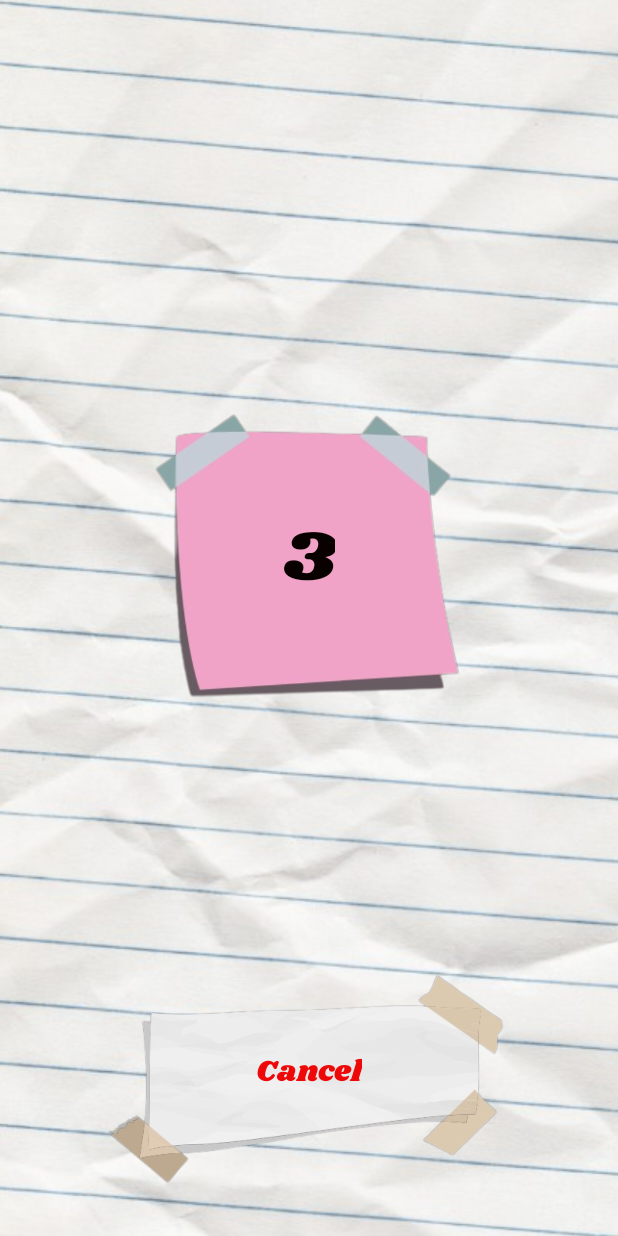
After one commit to MasterPNJ/MiniPaper, an Android app built with Jetpack Compose: the CountdownActivity screen opened directly, with no data from a screen before it, on a phone screen of 412 x 824 dp. The commit adds this screen. Run offline under Robolectric (Android 15) with nearby library versions, the phone set to English and light mode, and no system bars.

Commit message:
Add : couldown before mini-game
Add : couldown before mini-game

```diff
--- a/app/src/main/AndroidManifest.xml
+++ b/app/src/main/AndroidManifest.xml
@@ -19,6 +19,12 @@
             android:label="@string/title_activity_options"
             android:theme="@style/Theme.MiniPaper" />
         <activity
+            android:name=".CountdownActivity"
+            android:screenOrientation="portrait"
+            android:exported="false"
+            android:label="@string/title_countdown_activity"
+            android:theme="@style/Theme.MiniPaper" />
+        <activity
             android:name=".MainActivity"
             android:screenOrientation="portrait"
             android:exported="true">
--- /dev/null
+++ b/app/src/main/java/com/example/minipaper/CountdownActivity.kt
@@ -0,0 +1,108 @@
+package com.example.minipaper
+
+import android.os.Bundle
+import android.os.CountDownTimer
+import android.view.View
+import android.widget.ImageView
+import android.widget.TextView
+import androidx.appcompat.app.AppCompatActivity
+
+class CountdownActivity : AppCompatActivity() {
+
+    private lateinit var postit3: ImageView
+    private lateinit var text3: TextView
+    private lateinit var postit2: ImageView
+    private lateinit var text2: TextView
+    private lateinit var postit1: ImageView
+    private lateinit var text1: TextView
+    private lateinit var cancelText: TextView
+
+    private lateinit var countDownTimer: CountDownTimer
+
+    override fun onCreate(savedInstanceState: Bundle?) {
+        super.onCreate(savedInstanceState)
+        setContentView(R.layout.activity_countdown)
+        // Assurez-vous que c'est bien le nom de votre fichier XML
+
+        // 1) Récupération des vues
+        postit3 = findViewById(R.id.imageView6)
+        text3   = findViewById(R.id.textView8)
+        postit2 = findViewById(R.id.imageView11)
+        text2   = findViewById(R.id.textView9)
+        postit1 = findViewById(R.id.imageView7)
+        text1   = findViewById(R.id.textView10)
+        cancelText = findViewById(R.id.textView6) // "Cancel"
+
+        // 2) Initialiser l'affichage
+        show3() // Par défaut, 3 est déjà visible, mais on s'assure de l'état
+
+        // 3) Créer et démarrer le CountDownTimer
+        countDownTimer = object : CountDownTimer(3000, 1000) {
+            override fun onTick(millisUntilFinished: Long) {
+                val secondsRemaining = (millisUntilFinished / 1000).toInt() + 1
+                when (secondsRemaining) {
+                    3 -> show3()
+                    2 -> show2()
+                    1 -> show1()
+                }
+            }
+
+            override fun onFinish() {
+                // Quand le décompte est terminé, faites l'action souhaitée.
+                // Par exemple, lancer une nouvelle activité, démarrer un jeu, etc.
+                // startActivity(Intent(this@CountdownActivity, NextActivity::class.java))
+                // finish()
+
+                // Pour la démonstration, on remet juste "1" visible ou on ferme l'activité.
+                finish()
+            }
+        }
+        countDownTimer.start()
+
+        // 4) Gérer le "Cancel"
+        cancelText.setOnClickListener {
+            // Annuler le compte à rebours et fermer l'activité
+            countDownTimer.cancel()
+            finish()
+        }
+    }
+
+    /**
+     * Montre le post-it + texte "3" et cache les autres
+     */
+    private fun show3() {
+        postit3.visibility = View.VISIBLE
+        text3.visibility   = View.VISIBLE
+
+        postit2.visibility = View.INVISIBLE
+        text2.visibility   = View.INVISIBLE
+        postit1.visibility = View.INVISIBLE
+        text1.visibility   = View.INVISIBLE
+    }
+
+    /**
+     * Montre le post-it + texte "2" et cache les autres
+     */
+    private fun show2() {
+        postit2.visibility = View.VISIBLE
+        text2.visibility   = View.VISIBLE
+
+        postit3.visibility = View.INVISIBLE
+        text3.visibility   = View.INVISIBLE
+        postit1.visibility = View.INVISIBLE
+        text1.visibility   = View.INVISIBLE
+    }
+
+    /**
+     * Montre le post-it + texte "1" et cache les autres
+     */
+    private fun show1() {
+        postit1.visibility = View.VISIBLE
+        text1.visibility   = View.VISIBLE
+
+        postit2.visibility = View.INVISIBLE
+        text2.visibility   = View.INVISIBLE
+        postit3.visibility = View.INVISIBLE
+        text3.visibility   = View.INVISIBLE
+    }
+}
--- a/app/src/main/java/com/example/minipaper/MainActivity.kt
+++ b/app/src/main/java/com/example/minipaper/MainActivity.kt
@@ -20,5 +20,11 @@ class MainActivity : AppCompatActivity() {
             val intent = Intent(this, OptionsActivity::class.java)
             startActivity(intent)
         }
+
+        val soloButton = findViewById<ImageView>(R.id.imageView9)
+        soloButton.setOnClickListener {
+            val intent = Intent(this, CountdownActivity::class.java)
+            startActivity(intent)
+        }
     }
 }
--- /dev/null
+++ b/app/src/main/res/layout/activity_countdown.xml
@@ -0,0 +1,129 @@
+<?xml version="1.0" encoding="utf-8"?>
+<androidx.constraintlayout.widget.ConstraintLayout xmlns:android="http://schemas.android.com/apk/res/android"
+    xmlns:app="http://schemas.android.com/apk/res-auto"
+    xmlns:tools="http://schemas.android.com/tools"
+    android:layout_width="match_parent"
+    android:layout_height="match_parent">
+
+    <ImageView
+        android:id="@+id/backgroundImage3"
+        android:layout_width="2000dp"
+        android:layout_height="match_parent"
+        android:adjustViewBounds="true"
+        android:scaleType="centerCrop"
+        android:src="@drawable/fondhd"
+        app:layout_constraintBottom_toBottomOf="parent"
+        app:layout_constraintEnd_toEndOf="parent"
+        app:layout_constraintStart_toStartOf="parent"
+        app:layout_constraintTop_toTopOf="parent"
+        app:layout_constraintVertical_bias="0.0" />
+
+    <ImageView
+        android:id="@+id/imageView3"
+        android:layout_width="271dp"
+        android:layout_height="232dp"
+        android:layout_marginTop="64dp"
+        app:layout_constraintBottom_toBottomOf="@+id/backgroundImage3"
+        app:layout_constraintEnd_toEndOf="parent"
+        app:layout_constraintStart_toStartOf="parent"
+        app:layout_constraintTop_toTopOf="@+id/backgroundImage3"
+        app:layout_constraintVertical_bias="1.0"
+        app:srcCompat="@drawable/paper_1" />
+
+    <TextView
+        android:id="@+id/textView6"
+        android:layout_width="wrap_content"
+        android:layout_height="wrap_content"
+        android:fontFamily="@font/shrikhand"
+        android:text="Cancel"
+        android:textColor="#EF0808"
+        android:textSize="20sp"
+        app:layout_constraintBottom_toBottomOf="parent"
+        app:layout_constraintEnd_toEndOf="@+id/imageView3"
+        app:layout_constraintHorizontal_bias="0.497"
+        app:layout_constraintStart_toStartOf="@+id/imageView3"
+        app:layout_constraintTop_toTopOf="@+id/imageView3"
+        app:layout_constraintVertical_bias="0.534" />
+
+    <ImageView
+        android:id="@+id/imageView6"
+        android:layout_width="285dp"
+        android:layout_height="279dp"
+        android:layout_marginBottom="24dp"
+        app:layout_constraintBottom_toTopOf="@+id/imageView3"
+        app:layout_constraintEnd_toEndOf="parent"
+        app:layout_constraintStart_toStartOf="parent"
+        app:layout_constraintTop_toTopOf="@+id/backgroundImage3"
+        app:layout_constraintVertical_bias="0.806"
+        app:srcCompat="@drawable/postit_3" />
+
+    <TextView
+        android:id="@+id/textView8"
+        android:layout_width="wrap_content"
+        android:layout_height="wrap_content"
+        android:fontFamily="@font/shrikhand"
+        android:text="3"
+        android:textColor="#090000"
+        android:textSize="48sp"
+        android:elevation="1dp"
+        app:layout_constraintBottom_toBottomOf="@+id/imageView6"
+        app:layout_constraintEnd_toEndOf="@+id/imageView6"
+        app:layout_constraintStart_toStartOf="@+id/imageView6"
+        app:layout_constraintTop_toTopOf="@+id/imageView6" />
+
+    <TextView
+        android:id="@+id/textView9"
+        android:layout_width="wrap_content"
+        android:layout_height="wrap_content"
+        android:fontFamily="@font/shrikhand"
+        android:text="2"
+        android:textColor="#090000"
+        android:textSize="48sp"
+        android:elevation="1dp"
+        android:visibility="invisible"
+        app:layout_constraintBottom_toBottomOf="@+id/imageView6"
+        app:layout_constraintEnd_toEndOf="@+id/imageView6"
+        app:layout_constraintStart_toStartOf="@+id/imageView6"
+        app:layout_constraintTop_toTopOf="@+id/imageView6" />
+
+    <TextView
+        android:id="@+id/textView10"
+        android:layout_width="wrap_content"
+        android:layout_height="wrap_content"
+        android:fontFamily="@font/shrikhand"
+        android:text="1"
+        android:textColor="#090000"
+        android:textSize="48sp"
+        android:elevation="1dp"
+        android:visibility="invisible"
+        app:layout_constraintBottom_toBottomOf="@+id/imageView6"
+        app:layout_constraintEnd_toEndOf="@+id/imageView6"
+        app:layout_constraintStart_toStartOf="@+id/imageView6"
+        app:layout_constraintTop_toTopOf="@+id/imageView6" />
+
+    <ImageView
+        android:id="@+id/imageView7"
+        android:layout_width="274dp"
+        android:layout_height="277dp"
+        android:visibility="invisible"
+        app:layout_constraintBottom_toTopOf="@+id/imageView3"
+        app:layout_constraintEnd_toEndOf="parent"
+        app:layout_constraintHorizontal_bias="0.54"
+        app:layout_constraintStart_toStartOf="parent"
+        app:layout_constraintTop_toTopOf="@+id/backgroundImage3"
+        app:layout_constraintVertical_bias="0.752"
+        app:srcCompat="@drawable/postit_1" />
+
+    <ImageView
+        android:id="@+id/imageView11"
+        android:layout_width="319dp"
+        android:layout_height="257dp"
+        android:visibility="invisible"
+        app:layout_constraintBottom_toTopOf="@+id/imageView3"
+        app:layout_constraintEnd_toEndOf="parent"
+        app:layout_constraintStart_toStartOf="parent"
+        app:layout_constraintTop_toTopOf="@+id/backgroundImage3"
+        app:layout_constraintVertical_bias="0.743"
+        app:srcCompat="@drawable/postit_2" />
+
+</androidx.constraintlayout.widget.ConstraintLayout>
--- /dev/null
+++ b/app/src/main/res/layout/multi_menu.xml
@@ -0,0 +1,19 @@
+<?xml version="1.0" encoding="utf-8"?>
+<androidx.constraintlayout.widget.ConstraintLayout xmlns:android="http://schemas.android.com/apk/res/android"
+    xmlns:app="http://schemas.android.com/apk/res-auto"
+    android:layout_width="match_parent"
+    android:layout_height="match_parent">
+
+    <ImageView
+        android:id="@+id/backgroundImage4"
+        android:layout_width="2000dp"
+        android:layout_height="match_parent"
+        android:adjustViewBounds="true"
+        android:scaleType="centerCrop"
+        android:src="@drawable/fondhd"
+        app:layout_constraintBottom_toBottomOf="parent"
+        app:layout_constraintEnd_toEndOf="parent"
+        app:layout_constraintStart_toStartOf="parent"
+        app:layout_constraintTop_toTopOf="parent"
+        app:layout_constraintVertical_bias="1.0" />
+</androidx.constraintlayout.widget.ConstraintLayout>
--- a/app/src/main/res/values/strings.xml
+++ b/app/src/main/res/values/strings.xml
@@ -1,4 +1,5 @@
 <resources>
     <string name="app_name">Mini Paper</string>
     <string name="title_activity_options">OptionsActivity</string>
+    <string name="title_countdown_activity" />
 </resources>
```
